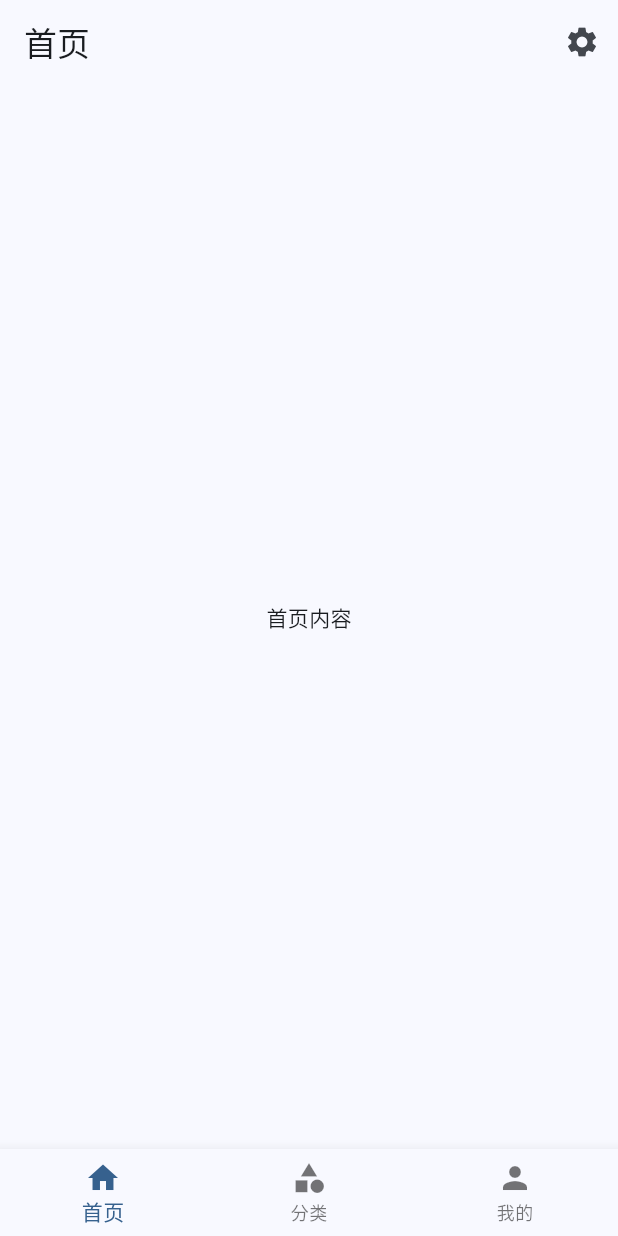
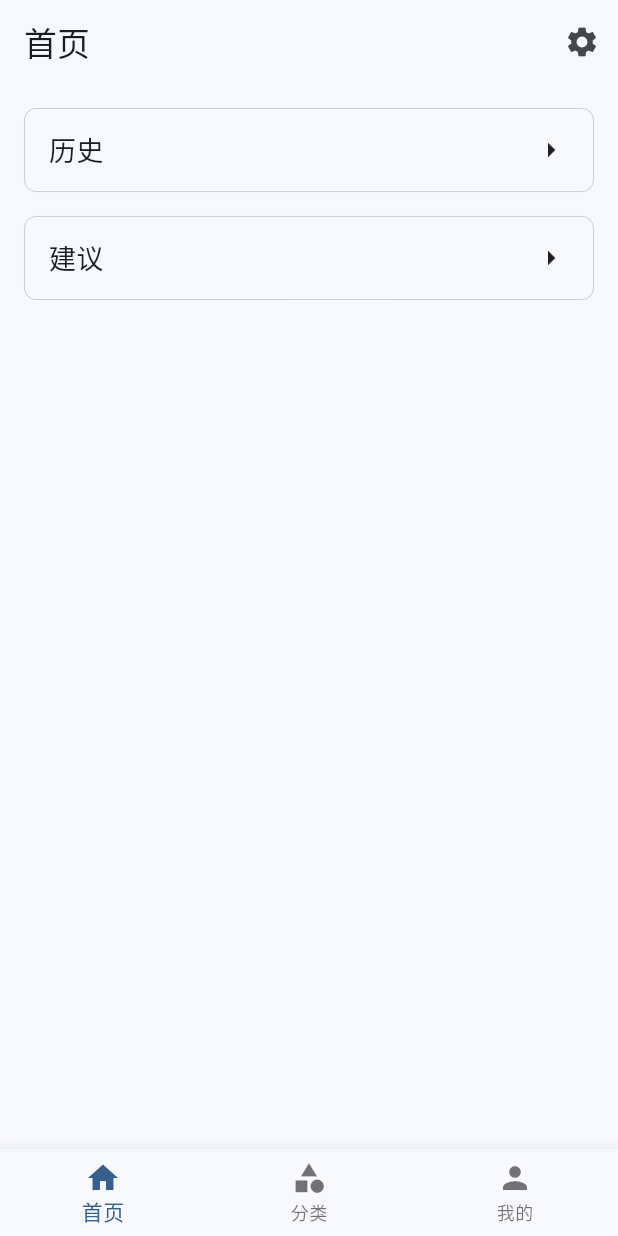
Before and after one commit to chixiaoshu/suly_tools, a Flutter app: the screen it shows after launch, on a phone screen of 412 x 824 dp. Run offline on Flutter 3.47's test engine with Material 3 defaults, Android fonts, the phone set to English and light mode, and no system bars.

Commit message:
feat: 实现首页布局，添加历史和建议组件

```diff
--- a/lib/pages/home_page.dart
+++ b/lib/pages/home_page.dart
@@ -5,6 +5,83 @@ class HomePage extends StatelessWidget {
 
   @override
   Widget build(BuildContext context) {
-    return const Center(child: Text('首页内容'));
+    return Scaffold(
+      body: Padding(
+        padding: const EdgeInsets.all(16),
+        child: Column(
+          crossAxisAlignment: CrossAxisAlignment.start,
+          children: [
+            const HistoryBox(),
+            const SizedBox(height: 16),
+            const Suggestions(),
+            const SizedBox(height: 16),
+            // 添加其他组件
+          ],
+        ),
+      ),
+    );
   }
 }
+
+class HistoryBox extends StatelessWidget {
+  const HistoryBox({super.key});
+
+  @override
+  Widget build(BuildContext context) {
+    return Container(
+      height: 56,
+      decoration: BoxDecoration(
+        border: Border.all(
+          color: Theme.of(context).colorScheme.outlineVariant,
+          width: 0.6,
+        ),
+        borderRadius: BorderRadius.circular(8),
+      ),
+      child: Row(
+        children: [
+          const Padding(
+            padding: EdgeInsets.only(left: 16),
+            child: Text('历史', style: TextStyle(fontSize: 18)),
+          ),
+          const Spacer(),
+          const Padding(
+            padding: EdgeInsets.only(right: 16),
+            child: Icon(Icons.arrow_right),
+          ),
+        ],
+      ),
+    );
+  }
+}
+
+
+class Suggestions extends StatelessWidget{
+  const Suggestions({super.key});
+
+  @override
+  Widget build(BuildContext context) {
+    return Container(
+      height: 56,
+      decoration: BoxDecoration(
+        border: Border.all(
+          color: Theme.of(context).colorScheme.outlineVariant,
+          width: 0.6,
+        ),
+        borderRadius: BorderRadius.circular(8),
+      ),
+      child: Row(
+        children: [
+          const Padding(
+            padding: EdgeInsets.only(left: 16),
+            child: Text('建议', style: TextStyle(fontSize: 18)),
+          ),
+          const Spacer(),
+          const Padding(
+            padding: EdgeInsets.only(right: 16),
+            child: Icon(Icons.arrow_right),
+          ),
+        ],
+      ),
+    );
+  }
+}
```
